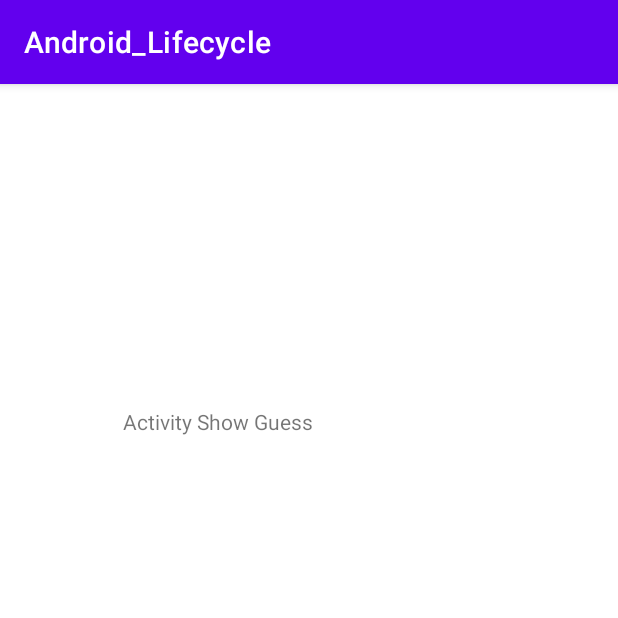
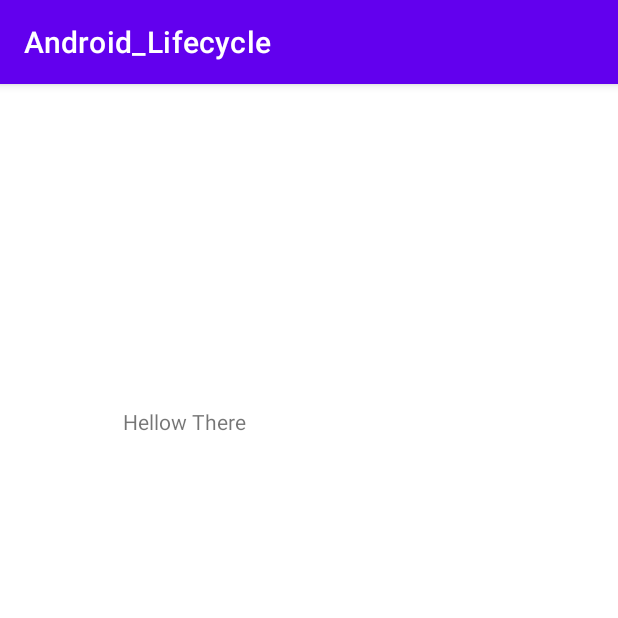
Before and after one commit to Pritom300/Android_Lifecycle, an Android app: the screen it shows after launch (ShowGuess), after a tap on "GUESS THE NAME", on a phone screen of 412 x 824 dp, the top half of it. Run offline under Robolectric (Android 15) with nearby library versions, the phone set to English and light mode, and no system bars.

```diff
--- a/app/src/main/java/com/example/android_lifecycle/MainActivity.java
+++ b/app/src/main/java/com/example/android_lifecycle/MainActivity.java
@@ -26,7 +26,8 @@ public class MainActivity extends AppCompatActivity {
             @Override
             public void onClick(View view) {
                 Intent intent = new Intent(MainActivity.this,ShowGuess.class); //show guess class just says,ok give me the class and then i will deal with everything else that need to be
-                startActivity(intent); //we pass the intent there
+                intent.putExtra("guess","Hellow There");  //here guess is the key and value is "Hellow There"
+                startActivity(intent); //we pass the (String->"Hellow There") intent to ShowGuess.java
             }
         });
     }
--- a/app/src/main/java/com/example/android_lifecycle/ShowGuess.java
+++ b/app/src/main/java/com/example/android_lifecycle/ShowGuess.java
@@ -3,12 +3,29 @@ package com.example.android_lifecycle;
 import androidx.appcompat.app.AppCompatActivity;
 
 import android.os.Bundle;
+import android.widget.TextView;
 
 public class ShowGuess extends AppCompatActivity {
+
+    private TextView showTextGuessview;
 
     @Override
     protected void onCreate(Bundle savedInstanceState) {
         super.onCreate(savedInstanceState);
         setContentView(R.layout.activity_show_guess);
+
+        showTextGuessview = findViewById(R.id.received_textview);
+
+       String value = getIntent().getStringExtra("guess");  //receieve value from mainactivity via key(guess)
+
+        if(value!=null)
+        {
+            showTextGuessview.setText(value);  //main activity theke ana string value("Hellow There") showTextGuessview te set hoye jabe
+        }
+
+
+
+
+
     }
 }
--- a/app/src/main/res/layout/activity_show_guess.xml
+++ b/app/src/main/res/layout/activity_show_guess.xml
@@ -10,7 +10,6 @@
         android:id="@+id/received_textview"
         android:layout_width="248dp"
         android:layout_height="67dp"
-        android:text="Activity Show Guess"
         app:layout_constraintBottom_toBottomOf="parent"
         app:layout_constraintEnd_toEndOf="parent"
         app:layout_constraintHorizontal_bias="0.498"
```
Also changed, not shown: 1 other file.
